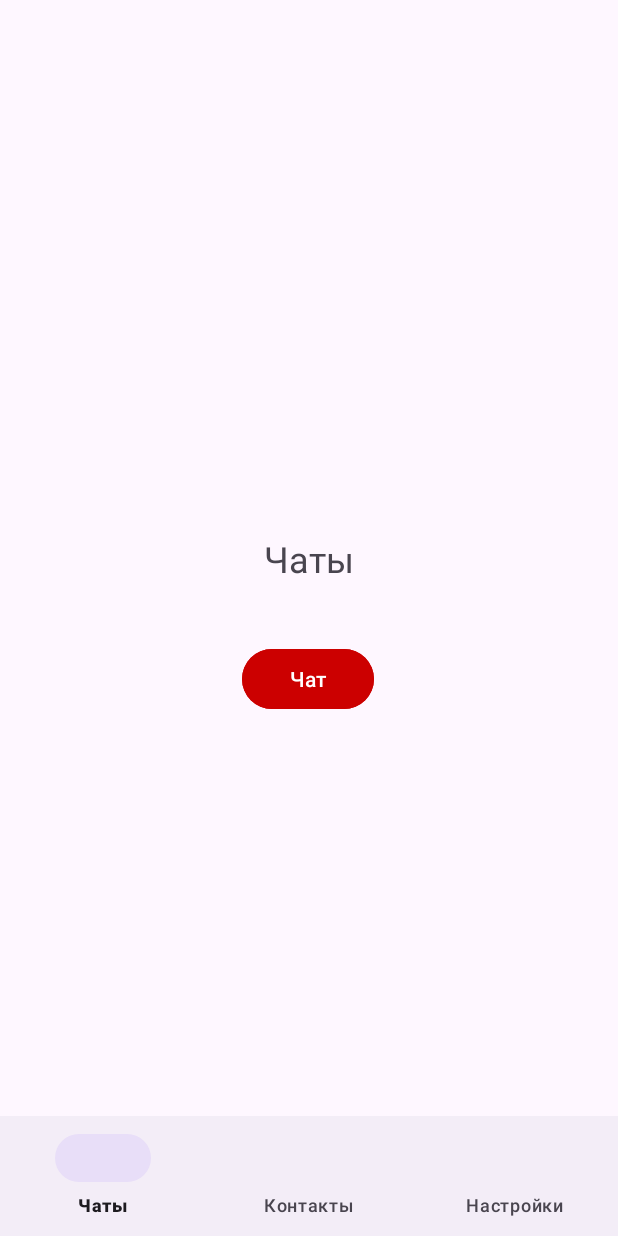
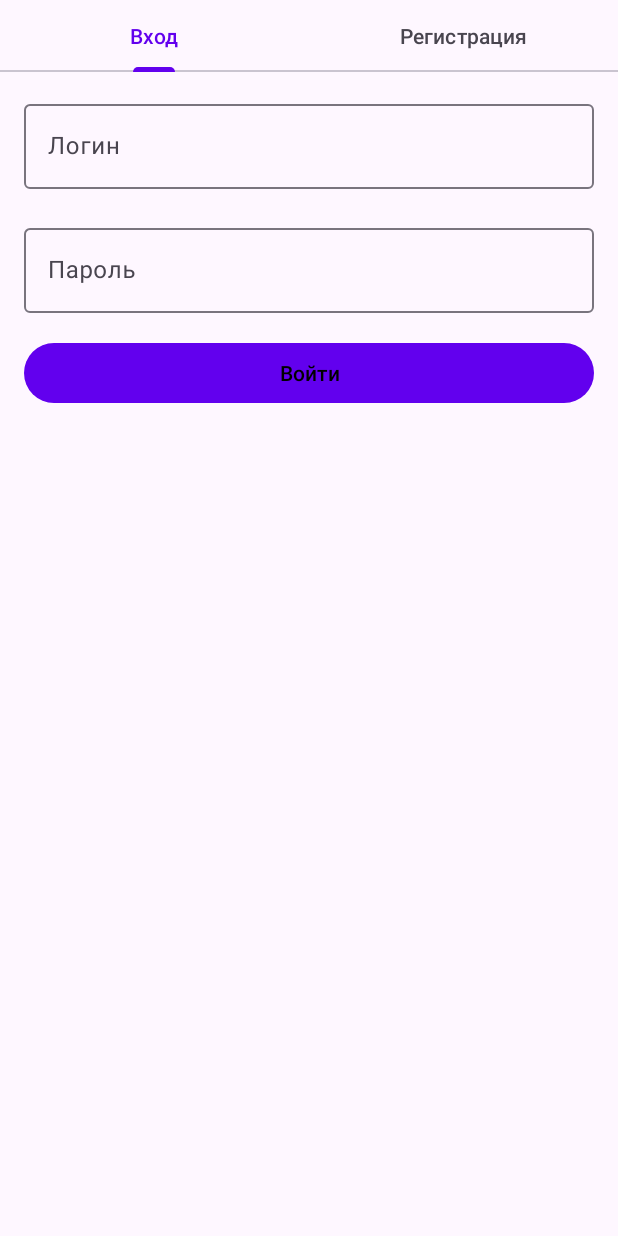
Before and after one commit to IvashkaKid/NavApp, an Android app built with Jetpack Compose: the screen it shows after launch (MainActivity before the commit, AuthActivity after it), on a phone screen of 412 x 824 dp. Run offline under Robolectric (Android 15) with nearby library versions, the phone set to English and light mode, and no system bars; our stand-ins replace navigation-ui; 2 statements that could not run were skipped.

Commit message:
Лаба 7 Добавлена авторизация, регистрация, тёмная тема

```diff
--- a/app/src/main/java/com/example/navapp/MainActivity.kt
+++ b/app/src/main/java/com/example/navapp/MainActivity.kt
@@ -1,23 +1,44 @@
 package com.example.navapp
 
+import android.content.Context
+import android.content.Intent
 import android.os.Bundle
 import androidx.activity.enableEdgeToEdge
 import androidx.appcompat.app.AppCompatActivity
+import androidx.appcompat.app.AppCompatDelegate
 import androidx.core.view.ViewCompat
 import androidx.core.view.WindowInsetsCompat
 import androidx.navigation.findNavController
 import androidx.navigation.ui.setupWithNavController
+import com.example.navapp.R
+import com.example.navapp.data.storage.SecureStorage
 import com.example.navapp.databinding.ActivityMainBinding
 import androidx.core.view.doOnLayout
+import androidx.navigation.fragment.NavHostFragment
+import com.example.navapp.data.storage.TokenManager
 
 class MainActivity : AppCompatActivity() {
 
     private lateinit var binding: ActivityMainBinding
 
     override fun onCreate(savedInstanceState: Bundle?) {
+        val prefs = getSharedPreferences("app_prefs", Context.MODE_PRIVATE)
+        val isDarkTheme = prefs.getBoolean("dark_theme", false)
+        if (isDarkTheme) {
+            AppCompatDelegate.setDefaultNightMode(AppCompatDelegate.MODE_NIGHT_YES)
+        } else {
+            AppCompatDelegate.setDefaultNightMode(AppCompatDelegate.MODE_NIGHT_NO)
+        }
+
         super.onCreate(savedInstanceState)
+
+        if (TokenManager.getToken(this).isNullOrEmpty()) {
+            startActivity(Intent(this, com.example.navapp.auth.AuthActivity::class.java))
+            finish()
+            return
+        }
+
         enableEdgeToEdge()
-
         binding = ActivityMainBinding.inflate(layoutInflater)
         setContentView(binding.root)
 
@@ -26,11 +47,8 @@ class MainActivity : AppCompatActivity() {
             v.setPadding(systemBars.left, systemBars.top, systemBars.right, systemBars.bottom)
             insets
         }
-
-        binding.navHostFragment.doOnLayout {
-            val navController = findNavController(R.id.nav_host_fragment)
-            binding.bottomNavigation.setupWithNavController(navController)
-        }
-
+        val navHostFragment = supportFragmentManager.findFragmentById(R.id.nav_host_fragment) as NavHostFragment
+        val navController = navHostFragment.navController
+        binding.bottomNavigation.setupWithNavController(navController)
     }
 }
--- /dev/null
+++ b/app/src/main/java/com/example/navapp/auth/AuthActivity.kt
@@ -0,0 +1,30 @@
+package com.example.navapp.auth
+
+import android.os.Bundle
+import androidx.appcompat.app.AppCompatActivity
+import com.example.navapp.databinding.ActivityAuthBinding
+import com.google.android.material.tabs.TabLayoutMediator
+
+class AuthActivity : AppCompatActivity() {
+    private lateinit var binding: ActivityAuthBinding
+
+    override fun onCreate(savedInstanceState: Bundle?) {
+        super.onCreate(savedInstanceState)
+        binding = ActivityAuthBinding.inflate(layoutInflater)
+        setContentView(binding.root)
+
+        setupViewPager()
+    }
+
+    private fun setupViewPager() {
+        val adapter = AuthPagerAdapter(this)
+        binding.viewPager.adapter = adapter
+
+        TabLayoutMediator(binding.tabLayout, binding.viewPager) { tab, position ->
+            tab.text = when(position) {
+                0 -> "Вход"
+                else -> "Регистрация"
+            }
+        }.attach()
+    }
+}
--- /dev/null
+++ b/app/src/main/java/com/example/navapp/auth/AuthPagerAdapter.kt
@@ -0,0 +1,13 @@
+package com.example.navapp.auth
+
+import androidx.fragment.app.Fragment
+import androidx.fragment.app.FragmentActivity
+import androidx.viewpager2.adapter.FragmentStateAdapter
+
+class AuthPagerAdapter(fragmentActivity: FragmentActivity) : FragmentStateAdapter(fragmentActivity) {
+    override fun getItemCount(): Int = 2
+
+    override fun createFragment(position: Int): Fragment {
+        return if (position == 0) LoginFragment() else RegisterFragment()
+    }
+}
--- /dev/null
+++ b/app/src/main/res/layout/activity_auth.xml
@@ -0,0 +1,20 @@
+<?xml version="1.0" encoding="utf-8"?>
+<androidx.constraintlayout.widget.ConstraintLayout xmlns:android="http://schemas.android.com/apk/res/android"
+    xmlns:app="http://schemas.android.com/apk/res-auto"
+    android:layout_width="match_parent"
+    android:layout_height="match_parent">
+
+    <com.google.android.material.tabs.TabLayout
+        android:id="@+id/tabLayout"
+        android:layout_width="match_parent"
+        android:layout_height="wrap_content"
+        app:layout_constraintTop_toTopOf="parent" />
+
+    <androidx.viewpager2.widget.ViewPager2
+        android:id="@+id/viewPager"
+        android:layout_width="match_parent"
+        android:layout_height="0dp"
+        app:layout_constraintTop_toBottomOf="@id/tabLayout"
+        app:layout_constraintBottom_toBottomOf="parent" />
+
+</androidx.constraintlayout.widget.ConstraintLayout>
--- /dev/null
+++ b/app/src/main/res/layout/fragment_login.xml
@@ -0,0 +1,47 @@
+<?xml version="1.0" encoding="utf-8"?>
+<ScrollView
+    xmlns:android="http://schemas.android.com/apk/res/android"
+    xmlns:app="http://schemas.android.com/apk/res-auto"
+    android:layout_width="match_parent"
+    android:layout_height="match_parent">
+
+    <LinearLayout
+        android:layout_width="match_parent"
+        android:layout_height="wrap_content"
+        android:orientation="vertical"
+        android:padding="16dp">
+
+        <com.google.android.material.textfield.TextInputLayout
+            android:layout_width="match_parent"
+            android:layout_height="wrap_content"
+            android:hint="Логин"
+            app:errorEnabled="true">
+
+            <com.google.android.material.textfield.TextInputEditText
+                android:id="@+id/et_username"
+                android:layout_width="match_parent"
+                android:layout_height="wrap_content"
+                android:inputType="textNoSuggestions"/>
+        </com.google.android.material.textfield.TextInputLayout>
+
+        <com.google.android.material.textfield.TextInputLayout
+            android:layout_width="match_parent"
+            android:layout_height="wrap_content"
+            android:hint="Пароль">
+
+            <com.google.android.material.textfield.TextInputEditText
+                android:id="@+id/et_password"
+                android:layout_width="match_parent"
+                android:layout_height="wrap_content"
+                android:inputType="textPassword"/>
+        </com.google.android.material.textfield.TextInputLayout>
+
+        <Button
+            android:id="@+id/btn_login"
+            android:layout_width="match_parent"
+            android:layout_height="wrap_content"
+            android:text="Войти"
+            android:layout_marginTop="16dp"/>
+
+    </LinearLayout>
+</ScrollView>
--- a/app/src/main/res/navigation/navigation_graph.xml
+++ b/app/src/main/res/navigation/navigation_graph.xml
@@ -12,13 +12,7 @@
         tools:layout="@layout/fragment_chats">
         <action
             android:id="@+id/action_chatsFragment_to_chatFragment"
-            app:destination="@id/chatFragment"
-            app:enterAnim="@anim/fade_in_right"
-            app:exitAnim="@anim/fade_out_left"
-            app:popEnterAnim="@anim/fade_in_left"
-            app:popExitAnim="@anim/fade_out_right"
-            app:popUpToInclusive="false" />
-
+            app:destination="@id/chatFragment" />
     </fragment>
 
     <fragment
@@ -31,12 +25,18 @@
         android:id="@+id/settingsFragment"
         android:name="com.example.navapp.SettingsFragment"
         android:label="Настройки"
-        tools:layout="@layout/fragment_settings" />
+        tools:layout="@layout/fragment_settings">
+    </fragment>
 
     <fragment
         android:id="@+id/chatFragment"
         android:name="com.example.navapp.ChatFragment"
         android:label="Чат"
-        tools:layout="@layout/fragment_chat" />
+        tools:layout="@layout/fragment_chat">
+        <action
+            android:id="@+id/action_chatFragment_to_chatsFragment"
+            app:destination="@id/chatsFragment" />
+    </fragment>
+
 
 </navigation>
--- a/app/src/main/res/values/colors.xml
+++ b/app/src/main/res/values/colors.xml
@@ -2,4 +2,12 @@
 <resources>
     <color name="black">#FF000000</color>
     <color name="white">#FFFFFFFF</color>
+    <color name="primaryColor">#6200EE</color>
+    <color name="primaryLightColor">#BBDEFB</color>
+    <color name="primaryDarkColor">#3700B3</color>
+    <color name="secondaryColor">#03DAC5</color>
+    <color name="secondaryLightColor">#B2DFDB</color>
+    <color name="secondaryDarkColor">#018786</color>
+    <color name="primaryTextColor">#000000</color>
+    <color name="secondaryTextColor">#000000</color>
 </resources>
--- a/app/src/main/res/values/strings.xml
+++ b/app/src/main/res/values/strings.xml
@@ -2,4 +2,5 @@
     <string name="app_name">NavApp</string>
     <!-- TODO: Remove or change this placeholder text -->
     <string name="hello_blank_fragment">Hello blank fragment</string>
+    <string name="title_activity_auth">Auth</string>
 </resources>
--- a/app/src/main/res/values/themes.xml
+++ b/app/src/main/res/values/themes.xml
@@ -1,8 +1,12 @@
+<?xml version="1.0" encoding="utf-8"?>
 <resources xmlns:tools="http://schemas.android.com/tools">
-    <!-- Base application theme. -->
     <style name="Base.Theme.NavApp" parent="Theme.Material3.DayNight.NoActionBar">
-        <!-- Customize your light theme here. -->
-        <!-- <item name="colorPrimary">@color/my_light_primary</item> -->
+        <item name="colorPrimary">@color/primaryColor</item>
+        <item name="colorPrimaryVariant">@color/primaryDarkColor</item>
+        <item name="colorSecondary">@color/secondaryColor</item>
+        <item name="colorSecondaryVariant">@color/secondaryDarkColor</item>
+        <item name="colorOnPrimary">@color/primaryTextColor</item>
+        <item name="colorOnSecondary">@color/secondaryTextColor</item>
     </style>
 
     <style name="Theme.NavApp" parent="Base.Theme.NavApp" />
```
Also changed, not shown: app/build.gradle.kts (+27 -0 lines), app/src/main/AndroidManifest.xml (+9 -0 lines), app/src/main/java/com/example/navapp/SettingsFragment.kt (+44 -6 lines), app/src/main/java/com/example/navapp/auth/LoginFragment.kt (added, +118 -0 lines), app/src/main/java/com/example/navapp/auth/RegistrationFragment.kt (added, +139 -0 lines), app/src/main/java/com/example/navapp/ui/theme/Color.kt (added, +11 -0 lines), app/src/main/java/com/example/navapp/ui/theme/Theme.kt (added, +70 -0 lines), app/src/main/java/com/example/navapp/ui/theme/Type.kt (added, +34 -0 lines), app/src/main/res/layout/fragment_registration.xml (added, +53 -0 lines), app/src/main/res/layout/fragment_settings.xml (+35 -4 lines), app/src/main/res/navigation/auth_navigation.xml (added, +10 -0 lines).
